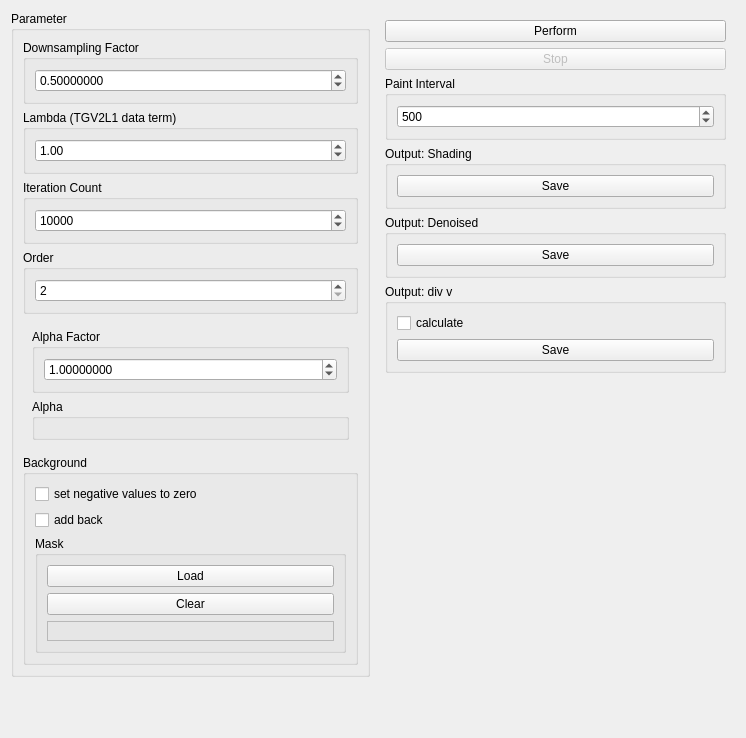
Before: the Qt Designer form source/modules/tgvk_deshade_downsampled/TGVKDeshadeDownsampledWidget.ui in josefkoller/ambient_image_processor, drawn with Qt 5.
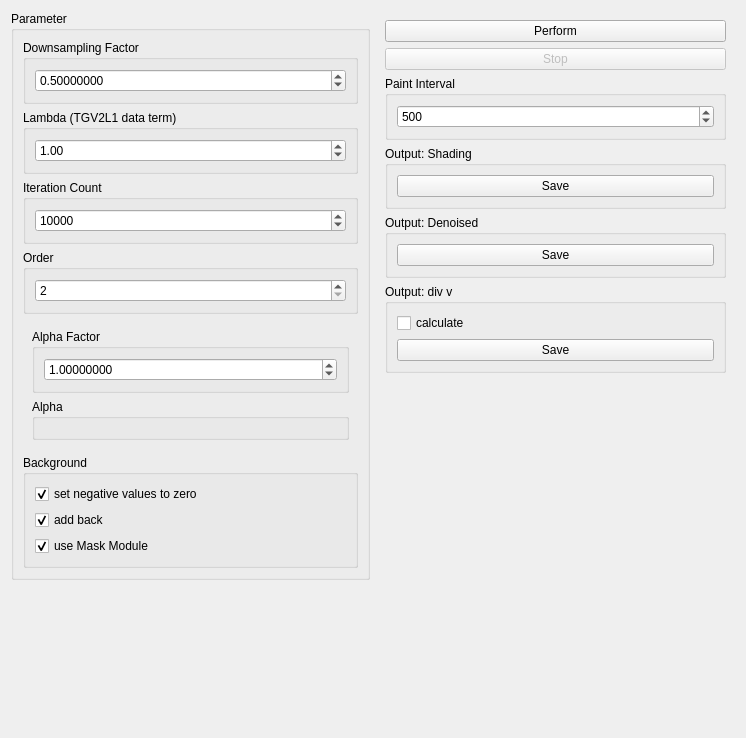
After: the same form once the commit is applied.

Commit message: add mask module

```diff
--- a/source/modules/tgvk_deshade_downsampled/TGVKDeshadeDownsampledWidget.ui
+++ b/source/modules/tgvk_deshade_downsampled/TGVKDeshadeDownsampledWidget.ui
@@ -168,7 +168,7 @@
             <bool>true</bool>
            </property>
            <property name="checked">
-            <bool>false</bool>
+            <bool>true</bool>
            </property>
           </widget>
          </item>
@@ -178,42 +178,18 @@
             <string>add back</string>
            </property>
            <property name="checked">
-            <bool>false</bool>
+            <bool>true</bool>
            </property>
           </widget>
          </item>
          <item>
-          <widget class="QGroupBox" name="groupBox_8">
-           <property name="title">
-            <string>Mask</string>
+          <widget class="QCheckBox" name="use_mask_module_checkbox">
+           <property name="text">
+            <string>use Mask Module</string>
            </property>
-           <layout class="QVBoxLayout" name="verticalLayout_8">
-            <item>
-             <widget class="QPushButton" name="load_mask_button">
-              <property name="text">
-               <string>Load</string>
-              </property>
-             </widget>
-            </item>
-            <item>
-             <widget class="QPushButton" name="clear_mask_button">
-              <property name="text">
-               <string>Clear</string>
-              </property>
-             </widget>
-            </item>
-            <item>
-             <widget class="QFrame" name="mask_frame">
-              <property name="frameShape">
-               <enum>QFrame::StyledPanel</enum>
-              </property>
-              <property name="frameShadow">
-               <enum>QFrame::Raised</enum>
-              </property>
-              <layout class="QVBoxLayout" name="verticalLayout_9"/>
-             </widget>
-            </item>
-           </layout>
+           <property name="checked">
+            <bool>true</bool>
+           </property>
           </widget>
          </item>
         </layout>
```
The commit also changes 24 other files.
